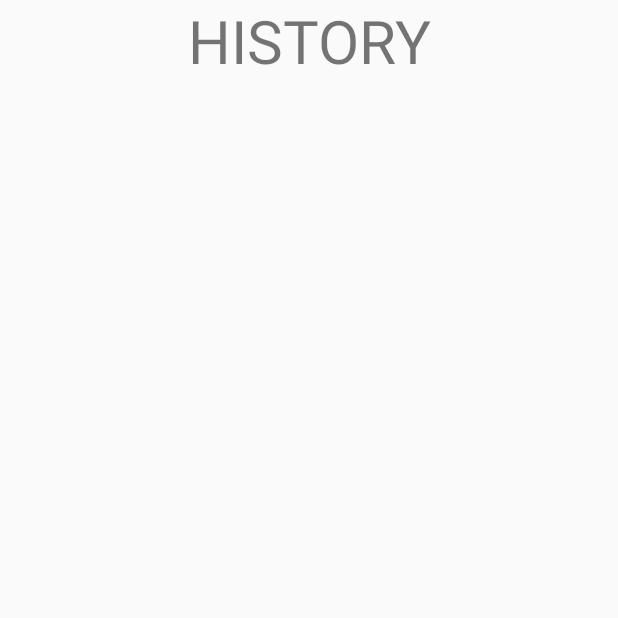
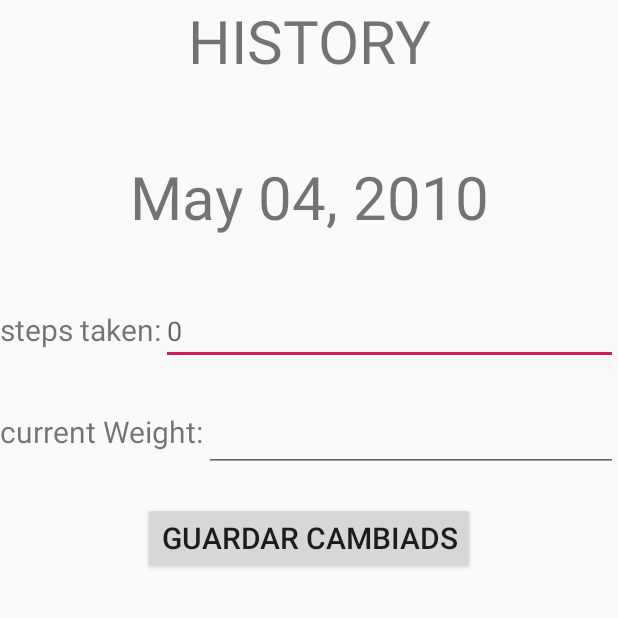
Before and after one commit to Nicolasjlf/Proyecto-Tomas-PerdidaDePeso, an Android app: the HistoryActivity screen opened directly, with no data from a screen before it, on a phone screen of 412 x 824 dp, the top half of it. Run offline under Robolectric (Android 15) with nearby library versions, the phone set to English and light mode, and no system bars.

Commit message:
history activity con progress bar

```diff
--- a/ProyectoTomasSeguimientodePeso/app/src/main/java/com/example/proyectotomasseguimientodepeso/HistoryActivity.java
+++ b/ProyectoTomasSeguimientodePeso/app/src/main/java/com/example/proyectotomasseguimientodepeso/HistoryActivity.java
@@ -3,12 +3,63 @@ package com.example.proyectotomasseguimientodepeso;
 import androidx.appcompat.app.AppCompatActivity;
 
 import android.os.Bundle;
+import android.os.Handler;
+import android.view.View;
+import android.widget.Button;
+import android.widget.ProgressBar;
+import android.widget.TextView;
+import android.widget.Toast;
+
+import java.text.ParseException;
+import java.text.SimpleDateFormat;
+import java.util.Date;
 
 public class HistoryActivity extends AppCompatActivity {
+
+
+    TextView textViewHoraActual;
+    Button botonGuardarCambios;
+    ProgressBar progressBar;
+
 
     @Override
     protected void onCreate(Bundle savedInstanceState) {
         super.onCreate(savedInstanceState);
         setContentView(R.layout.activity_history);
+
+        textViewHoraActual = findViewById(R.id.historyActivity_currentTime);
+        progressBar = findViewById(R.id.history_progressBar);
+        botonGuardarCambios = findViewById(R.id.historyActivity_botonGuardar);
+
+        String dateStr = "04/05/2010";
+
+        //este pedazo de codigo busca la hora actual y la muestra en el text view
+        SimpleDateFormat curFormater = new SimpleDateFormat("dd/MM/yyyy");
+        Date dateObj = null;
+        try {
+            dateObj = curFormater.parse(dateStr);
+        } catch (ParseException e) {
+            e.printStackTrace();
+        }
+        final SimpleDateFormat postFormater = new SimpleDateFormat("MMMM dd, yyyy");
+
+        String newDateStr = postFormater.format(dateObj);
+
+        textViewHoraActual.setText(newDateStr);
+
+        //como no hay que guardar los datos este metodo es puro show pone un progres var 2 segundos y los saca
+        botonGuardarCambios.setOnClickListener(new View.OnClickListener() {
+            @Override
+            public void onClick(View view) {
+                progressBar.setVisibility(View.VISIBLE);
+                Handler handler = new Handler();
+                handler.postDelayed(new Runnable() {
+                    public void run() {
+                        progressBar.setVisibility(View.INVISIBLE);
+                        Toast.makeText(HistoryActivity.this, "your progress was saved successfully", Toast.LENGTH_SHORT).show();
+                    }
+                }, 3000);   //5 seconds
+            }
+        });
     }
 }
--- a/ProyectoTomasSeguimientodePeso/app/src/main/res/layout/activity_history.xml
+++ b/ProyectoTomasSeguimientodePeso/app/src/main/res/layout/activity_history.xml
@@ -1,5 +1,6 @@
 <?xml version="1.0" encoding="utf-8"?>
 <LinearLayout
+    android:orientation="vertical"
     xmlns:android="http://schemas.android.com/apk/res/android"
     xmlns:tools="http://schemas.android.com/tools"
     android:layout_width="match_parent"
@@ -14,4 +15,82 @@
         android:textAlignment="center"
         android:textSize="40sp" />
 
+
+
+
+    <TextView
+        android:layout_marginTop="50dp"
+        android:id="@+id/historyActivity_currentTime"
+        android:layout_width="match_parent"
+        android:layout_height="wrap_content"
+        android:gravity="center"
+        android:text="current time"
+        android:textAlignment="center"
+        android:textSize="40sp" />
+
+
+    <LinearLayout
+        android:layout_marginTop="40dp"
+        android:layout_gravity="center"
+        android:orientation="horizontal"
+        android:layout_width="match_parent"
+        android:layout_height="wrap_content">
+
+        <TextView
+            android:textSize="20dp"
+            android:text="steps taken:"
+            android:layout_width="wrap_content"
+            android:layout_height="wrap_content" />
+        <EditText
+            android:hint="0"
+            android:layout_width="match_parent"
+            android:layout_height="wrap_content" />
+
+
+
+    </LinearLayout>
+    <LinearLayout
+        android:layout_marginTop="10dp"
+        android:layout_gravity="center"
+        android:orientation="horizontal"
+        android:layout_width="match_parent"
+        android:layout_height="wrap_content">
+
+        <TextView
+
+            android:textSize="20dp"
+            android:text="current Weight:"
+            android:layout_width="wrap_content"
+            android:layout_height="wrap_content" />
+        <EditText
+            android:textSize="30dp"
+            android:inputType="numberDecimal"
+            android:hint=""
+            android:layout_width="match_parent"
+            android:layout_height="wrap_content" />
+
+
+
+
+
+    </LinearLayout>
+
+    <Button
+        android:id="@+id/historyActivity_botonGuardar"
+        android:text="guardar cambiads"
+        android:textSize="20dp"
+        android:layout_gravity="center"
+        android:layout_marginTop="20dp"
+        android:layout_width="wrap_content"
+        android:layout_height="wrap_content" />
+
+    <ProgressBar
+        android:visibility="invisible"
+        android:layout_gravity="center"
+        android:id="@+id/history_progressBar"
+        style="?android:attr/progressBarStyleLarge"
+        android:layout_width="wrap_content"
+        android:layout_height="wrap_content"
+        android:layout_centerHorizontal="true" />
+
 </LinearLayout>
```
